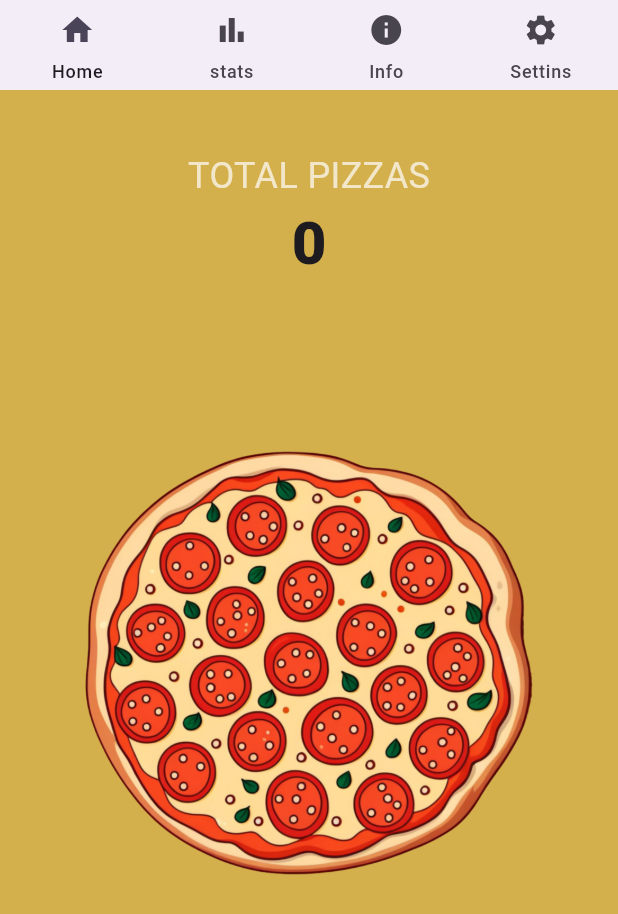
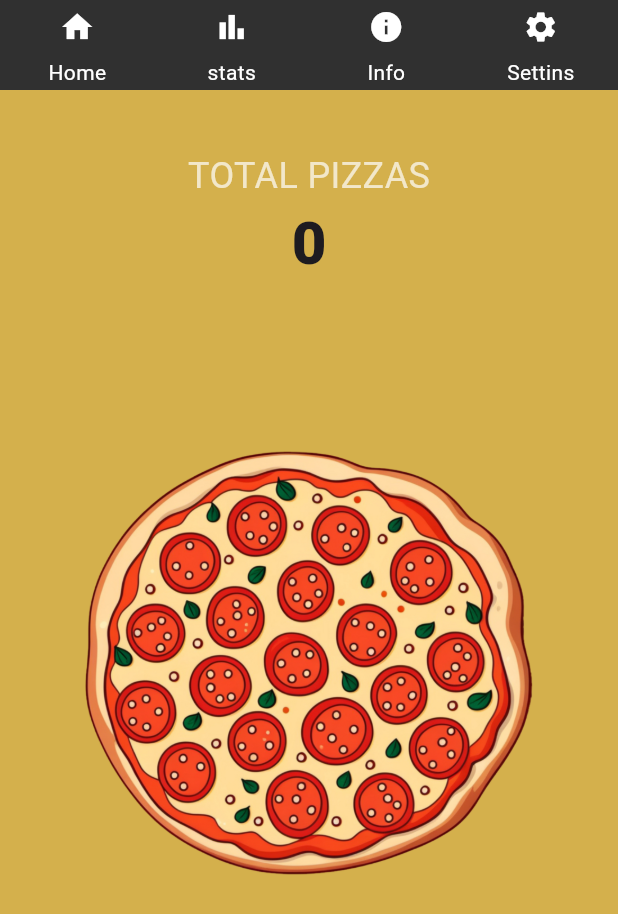
Before and after one commit to augi07/PizzaClicker, a Flutter app: the screen it shows after launch, on a phone screen of 412 x 824 dp. Shown: the top 914 px of the screen. Run offline on Flutter 3.47's test engine with Material 3 defaults, Android fonts, the phone set to English and light mode, and no system bars.

Commit message:
Fixing Navbar colors

```diff
--- a/lib/home.dart
+++ b/lib/home.dart
@@ -30,8 +30,15 @@ class _MyHomePageState extends State<MyHomePage> {
         title: Text(widget.title),
         bottom: PreferredSize(
           preferredSize: const Size.fromHeight(4.0),
+            child: NavigationBarTheme(
+              data: NavigationBarThemeData(
+                labelTextStyle: WidgetStateProperty.all(
+                  TextStyle(color: Colors.white), // Change this to any color you want
+                ),
+              ),
               child: NavigationBar(
                 indicatorColor: Colors.transparent,
+                backgroundColor: Color.fromARGB(255, 48, 48, 48),
                 height: 60,
                 selectedIndex: currentPageIndex,
                 onDestinationSelected: (int index) {
@@ -41,22 +48,23 @@ class _MyHomePageState extends State<MyHomePage> {
                 },
                 destinations: const <NavigationDestination>[
                   NavigationDestination(
-                icon: Icon(Icons.home),
+                    icon: Icon(Icons.home, color: Colors.white,),
                     label: 'Home',
                   ),
                   NavigationDestination(
-                icon: Icon(Icons.bar_chart),
+                    icon: Icon(Icons.bar_chart, color: Colors.white,),
                     label: 'stats',
                   ),
                   NavigationDestination(
-                icon: Icon(Icons.info),
+                    icon: Icon(Icons.info, color: Colors.white,),
                     label: 'Info',
                   ),
                   NavigationDestination(
-                icon: Icon(Icons.settings),
+                    icon: Icon(Icons.settings, color: Colors.white,),
                     label: 'Settins',
                   ),
                 ],
+              ),
             ),
         ),
       ),
```
Lines whose indentation alone changed are shown as unchanged.
